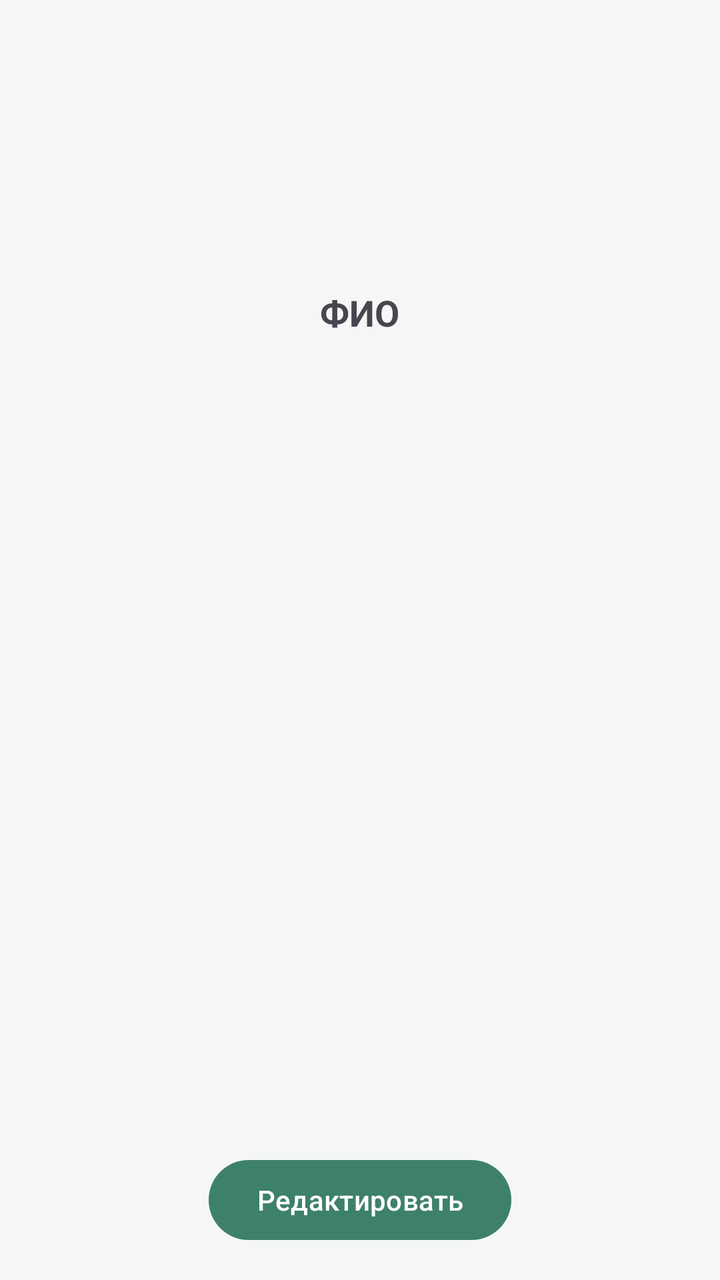
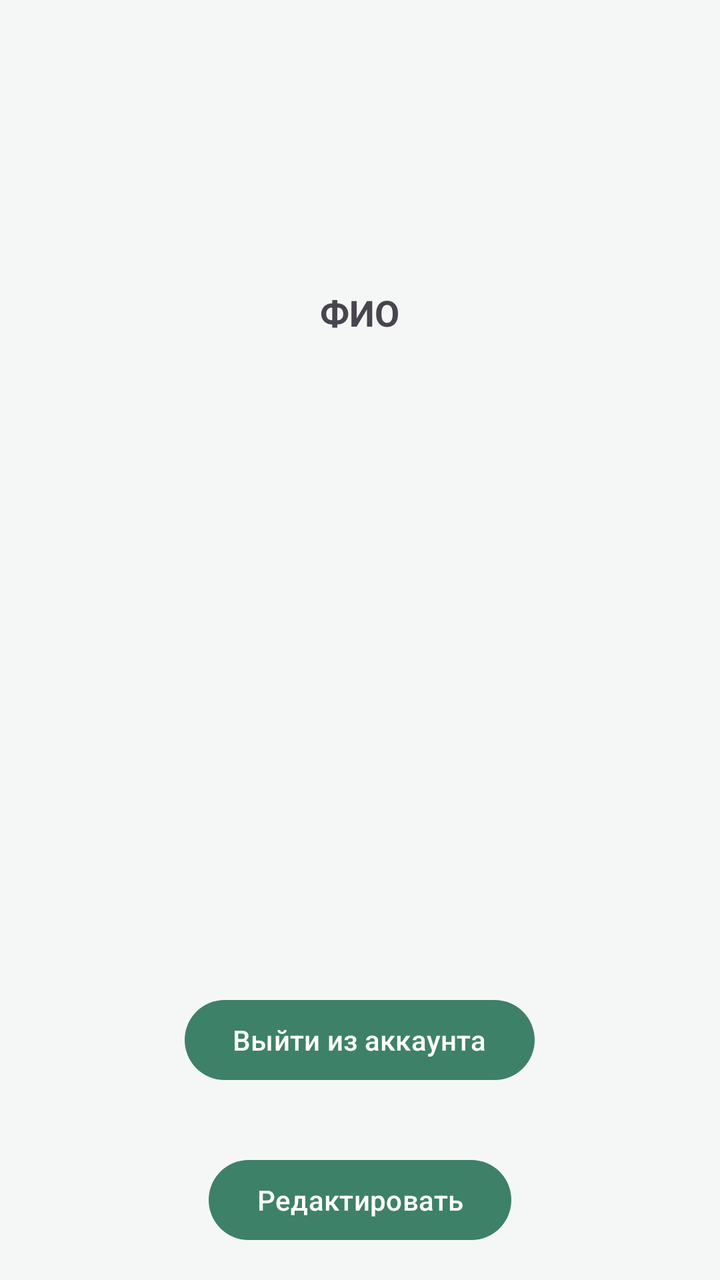

Compare the two renders of this Android layout. The source of the first and the diff that turns it into the second are given below.
<!-- AndroidManifest.xml: application theme Theme.Microvolunteering -->
<!-- res/layout/fragment_user_info.xml -->
<?xml version="1.0" encoding="utf-8"?>
<FrameLayout xmlns:android="http://schemas.android.com/apk/res/android"
    xmlns:tools="http://schemas.android.com/tools"
    android:layout_width="match_parent"
    android:layout_height="match_parent"
    tools:context=".presentation.ui.UserInfoFragment">

    <ProgressBar
        android:id="@+id/progress_bar"
        android:layout_width="wrap_content"
        android:layout_height="wrap_content"
        android:layout_gravity="center"
        android:visibility="gone"/>

    <LinearLayout
        android:id="@+id/content_volunteer_info"
        android:layout_width="match_parent"
        android:layout_height="match_parent"
        android:orientation="vertical"
        >

        <ImageView
            android:layout_width="128dp"
            android:layout_height="128dp"
            android:layout_gravity="center"/>

        <TextView
            android:id="@+id/full_name"
            android:layout_width="wrap_content"
            android:layout_height="wrap_content"
            android:layout_margin="16dp"
            android:textSize="18sp"
            android:textStyle="bold"
            android:text="@string/FCs"
            android:layout_gravity="center"/>

        <TextView
            android:id="@+id/mail"
            android:layout_width="wrap_content"
            android:layout_height="wrap_content"
            android:layout_marginHorizontal="16dp"
            android:textSize="18sp"/>

        <TextView
            android:id="@+id/city"
            android:layout_width="wrap_content"
            android:layout_height="wrap_content"
            android:layout_marginHorizontal="16dp"
            android:textSize="18sp"/>

        <TextView
            android:id="@+id/phone"
            android:layout_width="wrap_content"
            android:layout_height="wrap_content"
            android:layout_marginHorizontal="16dp"
            android:textSize="18sp"/>

        <TextView
            android:id="@+id/age"
            android:layout_width="wrap_content"
            android:layout_height="wrap_content"
            android:layout_marginHorizontal="16dp"
            android:textSize="18sp"/>

        <View
            android:layout_width="0dp"
            android:layout_height="0dp"
            android:layout_weight="1" />

        <Button
            android:id="@+id/btn_correct"
            android:layout_width="wrap_content"
            android:layout_height="wrap_content"
            android:layout_gravity="center"
            android:layout_margin="16dp"
            android:text="@string/edit" />

    </LinearLayout>

    <LinearLayout
        android:id="@+id/content_organization_info"
        android:layout_width="match_parent"
        android:layout_height="match_parent"
        android:orientation="vertical"
        android:visibility="gone">

        <ImageView
            android:layout_width="128dp"
            android:layout_height="128dp"
            android:layout_gravity="center"/>

        <TextView
            android:id="@+id/legal_name"
            android:layout_width="wrap_content"
            android:layout_height="wrap_content"
            android:layout_margin="16dp"
            android:textSize="18sp"
            android:textStyle="bold"
            android:text="@string/name_organization"
            android:layout_gravity="center"/>

        <TextView
            android:id="@+id/inn"
            android:layout_width="wrap_content"
            android:layout_height="wrap_content"
            android:layout_marginHorizontal="16dp"
            android:textSize="18sp"
            android:text="@string/inn"/>

        <TextView
            android:id="@+id/mail_org"
            android:layout_width="wrap_content"
            android:layout_height="wrap_content"
            android:layout_marginHorizontal="16dp"
            android:textSize="18sp"
            android:text="@string/mail"/>

        <TextView
            android:id="@+id/city_org"
            android:layout_width="wrap_content"
            android:layout_height="wrap_content"
            android:layout_marginHorizontal="16dp"
            android:textSize="18sp"
            android:text="@string/city"/>

        <TextView
            android:id="@+id/legal_address"
            android:layout_width="wrap_content"
            android:layout_height="wrap_content"
            android:layout_marginHorizontal="16dp"
            android:textSize="18sp"
            android:text="@string/address"/>

        <TextView
            android:id="@+id/display_name"
            android:layout_width="wrap_content"
            android:layout_height="wrap_content"
            android:layout_marginHorizontal="16dp"
            android:textSize="18sp"
            android:text="@string/name"/>

        <TextView
            android:id="@+id/manager_phone"
            android:layout_width="wrap_content"
            android:layout_height="wrap_content"
            android:layout_marginHorizontal="16dp"
            android:textSize="18sp"
            android:text="@string/manager_phone"/>

        <TextView
            android:id="@+id/phone_org"
            android:layout_width="wrap_content"
            android:layout_height="wrap_content"
            android:layout_marginHorizontal="16dp"
            android:textSize="18sp"
            android:text="@string/phone_organization"/>

        <TextView
            android:id="@+id/is_verified"
            android:layout_width="wrap_content"
            android:layout_height="wrap_content"
            android:layout_marginHorizontal="16dp"
            android:textSize="18sp"/>

        <View
            android:layout_width="0dp"
            android:layout_height="0dp"
            android:layout_weight="1" />

        <Button
            android:id="@+id/btn_correct_org"
            android:layout_width="wrap_content"
            android:layout_height="wrap_content"
            android:layout_gravity="center"
            android:layout_margin="16dp"
            android:text="@string/edit" />

    </LinearLayout>

</FrameLayout>
<!-- resources referenced by this layout -->
<resources>
  <string name="FCs">ФИО</string>
  <string name="address">Адрес</string>
  <string name="city">Город</string>
  <string name="edit">Редактировать</string>
  <string name="inn">ИНН</string>
  <string name="mail">Почта: %s</string>
  <string name="manager_phone">Телефон менеджера</string>
  <string name="name">Название</string>
  <string name="name_organization">Название организации</string>
  <string name="phone_organization">Телефон организации: %s</string>
  <style name="Theme.Microvolunteering" parent="Base.Theme.Microvolunteering" />
  <style name="Base.Theme.Microvolunteering" parent="Theme.Material3.DayNight.NoActionBar">
  
          <item name="colorPrimary">@color/brand_primary</item>     
          <item name="colorPrimaryVariant">@color/brand_primary</item>
          <item name="colorOnPrimary">@color/white</item>
  
          
          <item name="android:windowBackground">@color/app_background</item>
  
          
          <item name="android:statusBarColor">@color/brand_primary</item>
  
          
          <item name="android:textColorPrimary">@color/text_primary</item>
          <item name="colorSecondary">@color/brand_primary</item>
  
      </style>
  <color name="brand_primary">#3D8168</color>
  <color name="white">#FFFFFFFF</color>
  <color name="app_background">#F5F7F6</color>
  <color name="text_primary">#1C352D</color>
</resources>

<!-- the commit's change to res/layout/fragment_user_info.xml (unified diff, before → after) -->
@@ -66,6 +66,14 @@
             android:layout_width="0dp"
             android:layout_height="0dp"
             android:layout_weight="1" />
+
+        <Button
+            android:id="@+id/btn_logout"
+            android:layout_width="wrap_content"
+            android:layout_height="wrap_content"
+            android:layout_gravity="center"
+            android:layout_margin="16dp"
+            android:text="@string/logout" />
 
         <Button
             android:id="@+id/btn_correct"
@@ -168,6 +176,14 @@
             android:layout_weight="1" />
 
         <Button
+            android:id="@+id/btn_logout_org"
+            android:layout_width="wrap_content"
+            android:layout_height="wrap_content"
+            android:layout_gravity="center"
+            android:layout_margin="16dp"
+            android:text="@string/logout" />
+
+        <Button
             android:id="@+id/btn_correct_org"
             android:layout_width="wrap_content"
             android:layout_height="wrap_content"
<!-- resource entries referenced after the edit -->
@@ -5,6 +5,7 @@
   <string name="city">Город</string>
   <string name="edit">Редактировать</string>
   <string name="inn">ИНН</string>
+  <string name="logout">Выйти из аккаунта</string>
   <string name="mail">Почта: %s</string>
   <string name="manager_phone">Телефон менеджера</string>
   <string name="name">Название</string>
